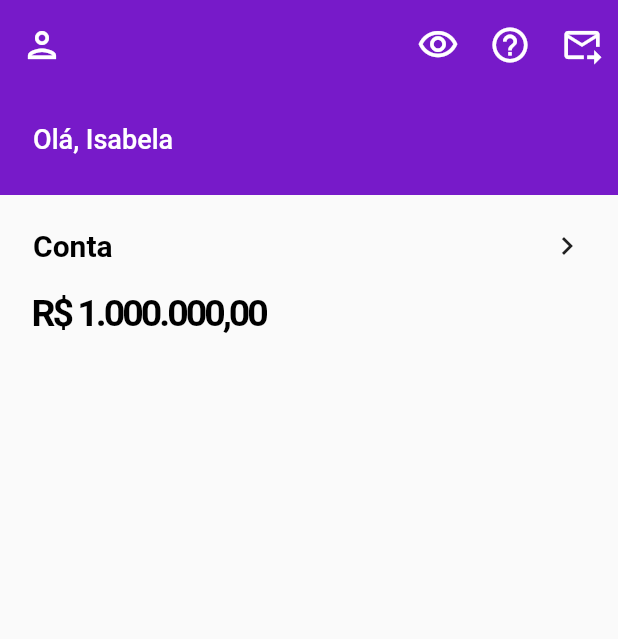
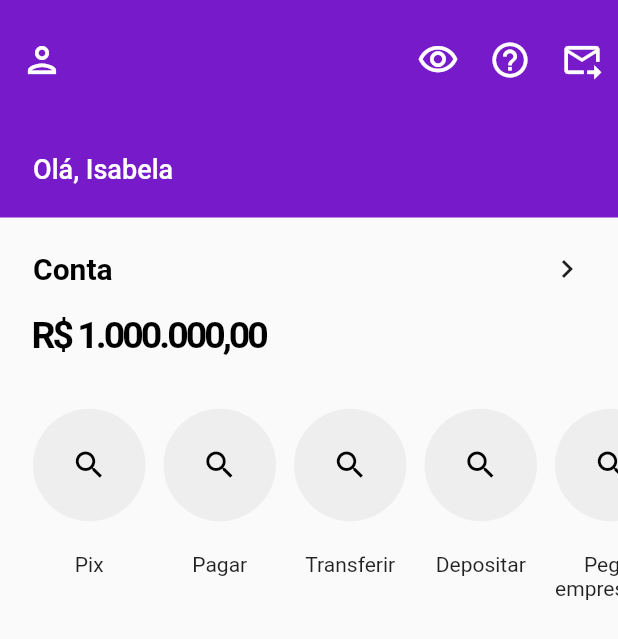
Before and after one commit to luizdebem/luizdebank, a Flutter app: the screen it shows after launch, on a phone screen of 412 x 824 dp. Shown: the top 639 px of the screen. Run offline on Flutter 3.47's test engine with Material 2 defaults, Android fonts, the phone set to English and light mode, and no system bars.

Commit message:
Horizontal ListView (app actions)

```diff
--- /dev/null
+++ b/lib/components/LabeledIconButton.dart
@@ -0,0 +1,33 @@
+import 'package:flutter/material.dart';
+
+class LabeledIconButton extends StatelessWidget {
+  final IconData icon;
+  final String label;
+  const LabeledIconButton({
+    Key key,
+    @required this.icon,
+    @required this.label,
+  }) : super(key: key);
+
+  @override
+  Widget build(BuildContext context) {
+    return Container(
+      width: 75,
+      child: Column(
+        children: [
+          TextButton(
+            child: Icon(icon, color: Colors.black),
+            style: TextButton.styleFrom(
+              backgroundColor: Colors.grey[200],
+              shape: CircleBorder(),
+              minimumSize: Size(100, 100),
+            ),
+            onPressed: () {},
+          ),
+          SizedBox(height: 8),
+          Text(label, textAlign: TextAlign.center),
+        ],
+      ),
+    );
+  }
+}
--- a/lib/main.dart
+++ b/lib/main.dart
@@ -10,7 +10,6 @@ class MyApp extends StatelessWidget {
   @override
   Widget build(BuildContext context) {
     return MaterialApp(
-      title: 'Flutter Demo',
       theme: ThemeData(
         primarySwatch: createMaterialColor(
           Color.fromRGBO(119, 26, 201, 1),
--- a/lib/util/HomeScreen.dart
+++ b/lib/util/HomeScreen.dart
@@ -1,4 +1,5 @@
 import 'package:flutter/material.dart';
+import 'package:lubank/components/LabeledIconButton.dart';
 
 class HomeScreen extends StatefulWidget {
   const HomeScreen({Key key}) : super(key: key);
@@ -8,12 +9,25 @@ class HomeScreen extends StatefulWidget {
 }
 
 class _HomeScreenState extends State<HomeScreen> {
+  final actions = [
+    "Pix",
+    "Pagar",
+    "Transferir",
+    "Depositar",
+    "Pegar emprestado",
+    "Recarga de celular",
+    "Cobrar",
+    "Doação",
+    "Transferir intarnac.",
+    "Encontrar atalhos",
+  ];
+
   @override
   Widget build(BuildContext context) {
     return Scaffold(
       appBar: AppBar(
         elevation: 0.0,
-        toolbarHeight: 60,
+        toolbarHeight: 80,
         leading: IconButton(
           icon: Icon(
             Icons.person_outlined,
@@ -45,10 +59,10 @@ class _HomeScreenState extends State<HomeScreen> {
           )
         ],
       ),
-      body: Column(
+      body: SingleChildScrollView(
+        child: Column(
           children: [
             Container(
-            height: 70,
               width: double.infinity,
               color: Theme.of(context).colorScheme.primary,
               child: Padding(
@@ -63,13 +77,8 @@ class _HomeScreenState extends State<HomeScreen> {
                 ),
               ),
             ),
-          SingleChildScrollView(
-            child: Padding(
-              padding: const EdgeInsets.all(22.0),
-              child: Column(
-                children: [
-                  Align(
-                    alignment: Alignment.centerLeft,
+            Padding(
+              padding: EdgeInsets.all(22),
               child: Column(
                 mainAxisAlignment: MainAxisAlignment.start,
                 crossAxisAlignment: CrossAxisAlignment.start,
@@ -101,12 +110,26 @@ class _HomeScreenState extends State<HomeScreen> {
                 ],
               ),
             ),
-                ],
-              ),
+            Container(
+              height: 150,
+              child: ListView.separated(
+                scrollDirection: Axis.horizontal,
+                padding: EdgeInsets.symmetric(horizontal: 22.0),
+                itemCount: actions.length,
+                itemBuilder: (BuildContext context, int index) {
+                  return LabeledIconButton(
+                    icon: Icons.search,
+                    label: actions[index],
+                  );
+                },
+                separatorBuilder: (BuildContext context, int itemIndex) {
+                  return SizedBox(width: 12);
+                },
               ),
             )
           ],
         ),
+      ),
     );
   }
 }
```
Lines whose indentation alone changed are shown as unchanged.
